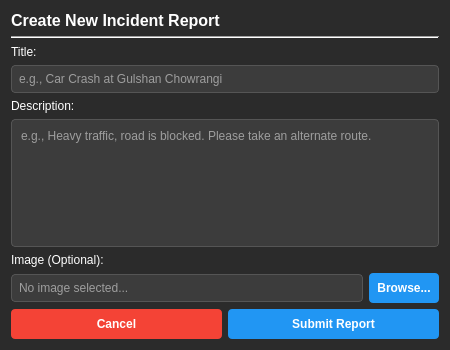
First picture: the form in incidentreportdialog.ui, repository MuhammadSarimUmer/Traffic-Simulation-Dsa-project, before the edit.
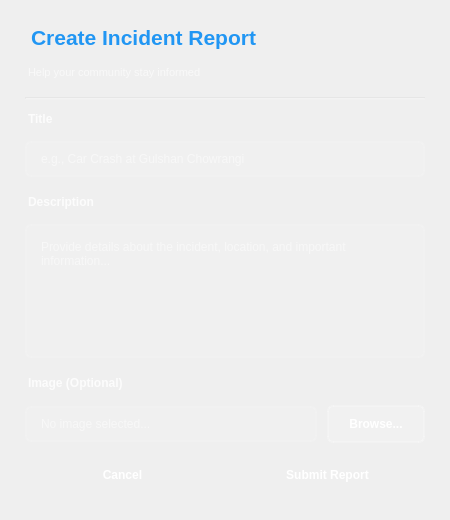
Second picture: the form after the edit.

What changed in the file:
```diff
--- a/incidentreportdialog.ui
+++ b/incidentreportdialog.ui
@@ -7,7 +7,7 @@
     <x>0</x>
     <y>0</y>
     <width>450</width>
-    <height>350</height>
+    <height>520</height>
    </rect>
   </property>
   <property name="windowTitle">
@@ -15,61 +15,156 @@
   </property>
   <property name="styleSheet">
    <string notr="true">QDialog {
-    background-color: #2b2b2b;
+    background: qlineargradient(x1:0, y1:0, x2:0, y2:1,
+                                stop:0 #1e1e1e, stop:1 #2b2b2b);
 }
 QLabel {
-    color: #ffffff;
+    color: #e8e8e8;
+    font-family: 'Segoe UI', Arial, sans-serif;
 }
 QLineEdit, QTextEdit {
-    background-color: #3c3c3c;
+    background-color: rgba(255, 255, 255, 0.08);
     color: #ffffff;
-    border: 1px solid #555;
-    border-radius: 4px;
-    padding: 5px;
+    border: 2px solid rgba(255, 255, 255, 0.1);
+    border-radius: 6px;
+    padding: 8px 12px;
+    font-size: 12px;
+    selection-background-color: #2196F3;
+}
+QLineEdit:focus, QTextEdit:focus {
+    border: 2px solid #2196F3;
+    background-color: rgba(255, 255, 255, 0.12);
+}
+QLineEdit:hover, QTextEdit:hover {
+    background-color: rgba(255, 255, 255, 0.1);
 }
 QPushButton {
-    background-color: #2196F3;
+    background: qlineargradient(x1:0, y1:0, x2:1, y2:0,
+                                stop:0 #2196F3, stop:1 #0b7dda);
     color: white;
-    padding: 8px;
-    border-radius: 4px;
-    font-weight: bold;
+    padding: 10px 20px;
+    border: none;
+    border-radius: 6px;
+    font-weight: 600;
+    font-size: 12px;
+    font-family: 'Segoe UI', Arial, sans-serif;
 }
 QPushButton:hover {
     background-color: #0b7dda;
 }
 QPushButton#cancelButton {
-    background-color: #f44336;
+    background: qlineargradient(x1:0, y1:0, x2:1, y2:0,
+                                stop:0 #f44336, stop:1 #da190b);
 }
 QPushButton#cancelButton:hover {
-    background-color: #da190b;
+    background: qlineargradient(x1:0, y1:0, x2:1, y2:0,
+                                stop:0 #da190b, stop:1 #c41606);
+}
+QPushButton#browseButton {
+    background: rgba(255, 255, 255, 0.1);
+    border: 2px solid rgba(255, 255, 255, 0.2);
+}
+QPushButton#browseButton:hover {
+    background: rgba(255, 255, 255, 0.15);
+    border: 2px solid rgba(255, 255, 255, 0.3);
+}
+QTextEdit {
+    padding: 10px;
+}
+Line {
+    background-color: rgba(255, 255, 255, 0.1);
 }</string>
   </property>
   <layout class="QVBoxLayout" name="verticalLayout">
+   <property name="spacing">
+    <number>12</number>
+   </property>
+   <property name="leftMargin">
+    <number>25</number>
+   </property>
+   <property name="topMargin">
+    <number>25</number>
+   </property>
+   <property name="rightMargin">
+    <number>25</number>
+   </property>
+   <property name="bottomMargin">
+    <number>25</number>
+   </property>
    <item>
     <widget class="QLabel" name="label">
      <property name="font">
       <font>
-       <pointsize>12</pointsize>
+       <pointsize>16</pointsize>
        <weight>75</weight>
        <bold>true</bold>
       </font>
      </property>
+     <property name="styleSheet">
+      <string notr="true">color: #2196F3;
+padding-bottom: 4px;</string>
+     </property>
      <property name="text">
-      <string>Create New Incident Report</string>
+      <string>Create Incident Report</string>
+     </property>
+    </widget>
+   </item>
+   <item>
+    <widget class="QLabel" name="subtitleLabel">
+     <property name="font">
+      <font>
+       <pointsize>8</pointsize>
+      </font>
+     </property>
+     <property name="styleSheet">
+      <string notr="true">color: rgba(255, 255, 255, 0.6);
+margin-bottom: 6px;</string>
+     </property>
+     <property name="text">
+      <string>Help your community stay informed</string>
      </property>
     </widget>
    </item>
    <item>
     <widget class="Line" name="line">
+     <property name="styleSheet">
+      <string notr="true">background-color: rgba(255, 255, 255, 0.15);
+height: 1px;</string>
+     </property>
      <property name="orientation">
       <enum>Qt::Horizontal</enum>
      </property>
     </widget>
    </item>
+   <item>
+    <spacer name="verticalSpacer_2">
+     <property name="orientation">
+      <enum>Qt::Vertical</enum>
+     </property>
+     <property name="sizeHint" stdset="0">
+      <size>
+       <width>20</width>
+       <height>8</height>
+      </size>
+     </property>
+    </spacer>
+   </item>
    <item>
     <widget class="QLabel" name="label_2">
+     <property name="font">
+      <font>
+       <pointsize>9</pointsize>
+       <weight>50</weight>
+       <bold>false</bold>
+      </font>
+     </property>
+     <property name="styleSheet">
+      <string notr="true">color: rgba(255, 255, 255, 0.8);
+font-weight: 500;
+margin-bottom: 3px;</string>
+     </property>
      <property name="text">
-      <string>Title:</string>
+      <string>Title</string>
      </property>
     </widget>
    </item>
@@ -82,27 +177,58 @@
    </item>
    <item>
     <widget class="QLabel" name="label_3">
+     <property name="font">
+      <font>
+       <pointsize>9</pointsize>
+      </font>
+     </property>
+     <property name="styleSheet">
+      <string notr="true">color: rgba(255, 255, 255, 0.8);
+font-weight: 500;
+margin-top: 6px;
+margin-bottom: 3px;</string>
+     </property>
      <property name="text">
-      <string>Description:</string>
+      <string>Description</string>
      </property>
     </widget>
    </item>
    <item>
     <widget class="QTextEdit" name="descriptionTextEdit">
+     <property name="minimumSize">
+      <size>
+       <width>0</width>
+       <height>80</height>
+      </size>
+     </property>
      <property name="placeholderText">
-      <string>e.g., Heavy traffic, road is blocked. Please take an alternate route.</string>
+      <string>Provide details about the incident, location, and important information...</string>
      </property>
     </widget>
    </item>
    <item>
     <widget class="QLabel" name="label_4">
+     <property name="font">
+      <font>
+       <pointsize>9</pointsize>
+      </font>
+     </property>
+     <property name="styleSheet">
+      <string notr="true">color: rgba(255, 255, 255, 0.8);
+font-weight: 500;
+margin-top: 6px;
+margin-bottom: 3px;</string>
+     </property>
      <property name="text">
-      <string>Image (Optional):</string>
+      <string>Image (Optional)</string>
      </property>
     </widget>
    </item>
    <item>
     <layout class="QHBoxLayout" name="horizontalLayout">
+     <property name="spacing">
+      <number>10</number>
+     </property>
      <item>
       <widget class="QLineEdit" name="imagePathLineEdit">
        <property name="readOnly">
@@ -115,6 +241,12 @@
      </item>
      <item>
       <widget class="QPushButton" name="browseButton">
+       <property name="minimumSize">
+        <size>
+         <width>90</width>
+         <height>0</height>
+        </size>
+       </property>
        <property name="text">
         <string>Browse...</string>
        </property>
@@ -130,15 +262,24 @@
      <property name="sizeHint" stdset="0">
       <size>
        <width>20</width>
-       <height>40</height>
+       <height>15</height>
       </size>
      </property>
     </spacer>
    </item>
    <item>
     <layout class="QHBoxLayout" name="horizontalLayout_2">
+     <property name="spacing">
+      <number>10</number>
+     </property>
      <item>
       <widget class="QPushButton" name="cancelButton">
+       <property name="minimumSize">
+        <size>
+         <width>0</width>
+         <height>40</height>
+        </size>
+       </property>
        <property name="text">
         <string>Cancel</string>
        </property>
@@ -146,6 +287,12 @@
      </item>
      <item>
       <widget class="QPushButton" name="submitButton">
+       <property name="minimumSize">
+        <size>
+         <width>0</width>
+         <height>40</height>
+        </size>
+       </property>
        <property name="text">
         <string>Submit Report</string>
        </property>
```
Left out of the diff: 7 changed lines with no effect on the pictures.
